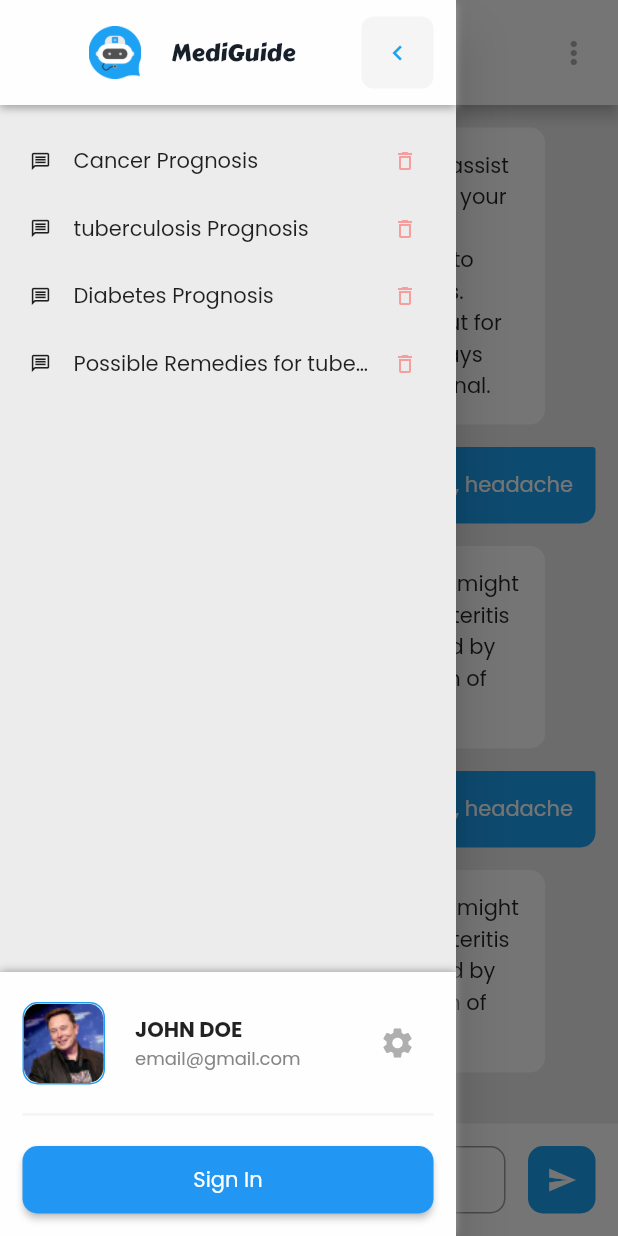
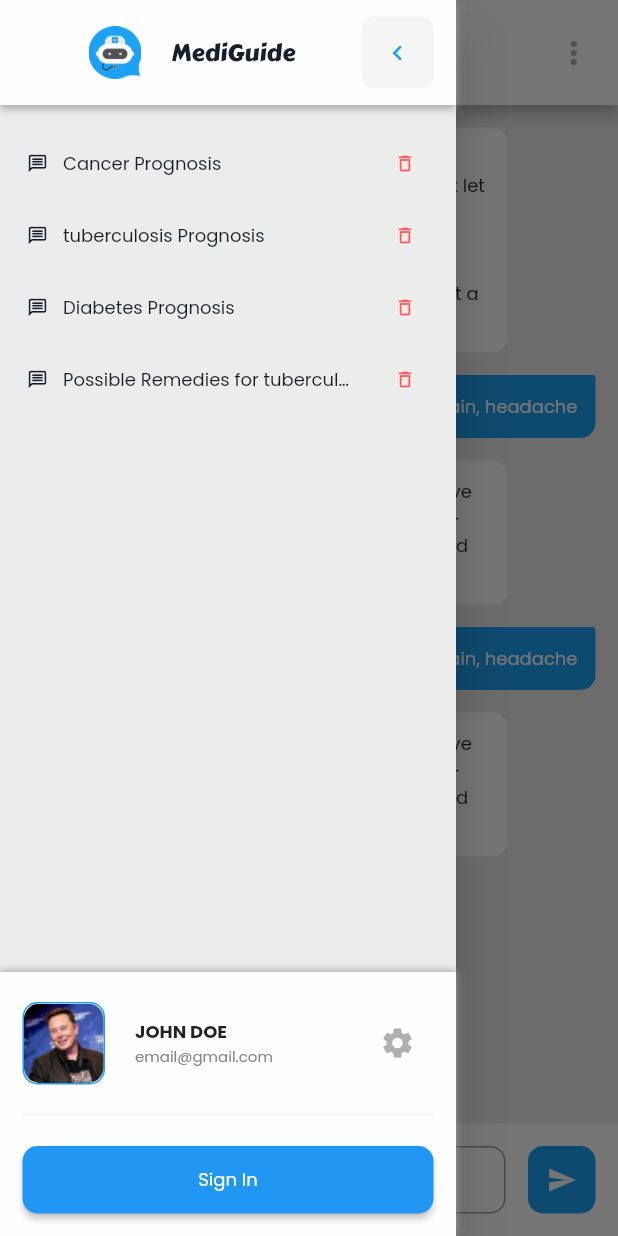
Before and after one commit to CSjianbel/MediGuide, a Flutter app: the screen it shows after launch, with the side drawer open, on a phone screen of 412 x 824 dp. Run offline on Flutter 3.47's test engine with Material 2 defaults, Android fonts, the phone set to English and light mode, and no system bars; our stand-ins replace shared_preferences.

Commit message:
feat: added ui responsiveness

```diff
--- a/mediguide/lib/main.dart
+++ b/mediguide/lib/main.dart
@@ -11,7 +11,6 @@
   ),
 );
 
-
 class MyApp extends StatelessWidget {
   const MyApp({super.key});
 
@@ -21,11 +20,12 @@
     final themeManager = Provider.of<ThemeManager>(context);
 
     return MaterialApp(
-      title: 'Flutter Demo',
-      theme: lightTheme,
-      darkTheme: darkTheme,
-      themeMode: themeManager.themeMode,
-      home: const SplashScreen()
+        debugShowCheckedModeBanner: false,
+        title: 'MediGuide',
+        theme: lightTheme,
+        darkTheme: darkTheme,
+        themeMode: themeManager.themeMode,
+        home: const SplashScreen()
     );
   }
 }
--- a/mediguide/lib/presentation/screens/chat_screen.dart
+++ b/mediguide/lib/presentation/screens/chat_screen.dart
@@ -74,7 +74,7 @@
               constraints: BoxConstraints(
                 maxWidth: screenWidth * 0.7, // Set the maximum width here
               ),
-              padding: const EdgeInsets.all(15.0),
+              padding: const EdgeInsets.all(12.0),
               decoration: const BoxDecoration(
                 color: accentColor,
                 borderRadius: BorderRadius.only(
@@ -88,7 +88,7 @@
                 message,
                 style: const TextStyle(
                     fontFamily: 'Poppins',
-                    fontSize: 14,
+                    fontSize: 12,
                     color: lightForeground),
               ),
             ),
@@ -119,14 +119,17 @@
         child: Row(
           crossAxisAlignment: CrossAxisAlignment.start,
           children: [
-            Image.asset("assets/images/Logo.png",
-                width: 40, height: 40, fit: BoxFit.fitWidth),
-            const SizedBox(width: 20.0),
+            Padding(
+              padding: EdgeInsets.only(top: 5),
+              child: Image.asset("assets/images/Logo.png",
+                  width: 25, height: 25, fit: BoxFit.fitWidth),
+            ),
+            const SizedBox(width: 10.0),
             Container(
               constraints: BoxConstraints(
                 maxWidth: screenWidth * 0.7, // Set the maximum width here
               ),
-              padding: const EdgeInsets.all(15.0),
+              padding: const EdgeInsets.all(12.0),
               decoration: BoxDecoration(
                 color: currentTheme.appBarTheme.backgroundColor,
                 borderRadius: const BorderRadius.only(
@@ -138,7 +141,7 @@
               ),
               child: Text(
                 message,
-                style: const TextStyle(fontFamily: 'Poppins', fontSize: 14),
+                style: const TextStyle(fontFamily: 'Poppins', fontSize: 12),
               ),
             ),
           ],
@@ -208,7 +211,7 @@
             child:
                 // Show chat history
                 ListView(
-              padding: EdgeInsets.symmetric(horizontal: 5, vertical: 15),
+              padding: const EdgeInsets.symmetric(horizontal: 5, vertical: 15),
               children: <Widget>[
                 CustomChatHistoryTile(
                   title: "Cancer Prognosis",
@@ -308,11 +311,11 @@
                                 style: TextStyle(
                                     fontFamily: 'Poppins',
                                     fontWeight: FontWeight.bold,
-                                    fontSize: 14)),
+                                    fontSize: 12)),
                             Text("email@gmail.com",
                                 style: TextStyle(
                                     fontFamily: 'Poppins',
-                                    fontSize: 12,
+                                    fontSize: 10,
                                     color: Color(0xFF858585)))
                           ],
                         )
@@ -347,8 +350,7 @@
                   child: ElevatedButton(
                       style: ElevatedButton.styleFrom(
                         shape: RoundedRectangleBorder(
-                          borderRadius: BorderRadius.circular(
-                              10),
+                          borderRadius: BorderRadius.circular(10),
                         ),
                       ),
                       onPressed: () {
@@ -360,7 +362,7 @@
                       },
                       child: const Text("Sign In",
                           style:
-                              TextStyle(fontFamily: 'Poppins', fontSize: 14))),
+                              TextStyle(fontFamily: 'Poppins', fontSize: 12))),
                 )
               ],
             ),
@@ -370,6 +372,7 @@
     );
   }
 }
+
 
 class CustomChatHistoryTile extends StatelessWidget {
   final String title;
@@ -385,46 +388,45 @@
 
   @override
   Widget build(BuildContext context) {
-    return MouseRegion(
-      cursor: SystemMouseCursors.click,
-      child: GestureDetector(
-        onTap: onTap,
-        child: Container(
-          padding: const EdgeInsets.only(left: 15.0, right: 5.0),
-          width: double.infinity,
-          height: 45,
-          decoration: BoxDecoration(
-            borderRadius: BorderRadius.circular(10.0),
-          ),
+    final ThemeData currentTheme = ThemeUtils.getTheme(context);
+
+    return Padding(
+      padding: const EdgeInsets.symmetric(horizontal: 5),
       child: Row(
         mainAxisAlignment: MainAxisAlignment.spaceBetween,
         children: [
-              Flexible(
+          Expanded(
+            child: TextButton(
+              onPressed: () {
+                // Your onPressed logic here
+              },
+              style: TextButton.styleFrom(
+                backgroundColor: Colors.transparent,
+                elevation: 0,
+              ),
               child: Row(
                 children: [
-                    const Icon(Icons.message_outlined, size: 14),
-                    const SizedBox(width: 15),
-                    SizedBox(
-                      width: 200,
+                  Icon(Icons.message_outlined, size: 14, color: ThemeUtils.getForeground(currentTheme),),
+                  const SizedBox(width: 10.0), // Adjust spacing as needed
+                  Expanded(
                     child: Text(
                       title,
-                        style: const TextStyle(
-                            fontFamily: 'Poppins', fontSize: 14),
                       overflow: TextOverflow.ellipsis,
-                        maxLines: 1, // Limits text to one line
+                      maxLines: 1,
+                      style: TextStyle(fontFamily: 'Poppins', fontSize: 12, color: ThemeUtils.getForeground(currentTheme)),
                     ),
                   ),
                 ],
               ),
             ),
+          ),
           IconButton(
-                onPressed: onDelete,
-                icon: const Icon(Icons.delete_outline_outlined,
-                    size: 16, color: Color(0x88FF5959)),
-              ),
+            onPressed: () {
+              // delete button onPressed logic here
+            },
+            icon: const Icon(Icons.delete_outline_outlined, size: 14, color: Color(0xFFFF5959)),
+          )
         ],
-          ),
-        ),
       ),
     );
   }
@@ -462,7 +464,7 @@
             color: ThemeUtils.getForeground(currentTheme),
             fontFamily: 'Poppins',
             fontWeight: FontWeight.w400,
-            fontSize: 16,
+            fontSize: 14,
           ),
         ),
       ),
@@ -499,18 +501,18 @@
           itemBuilder: (context) => [
                 const PopupMenuItem(
                   value: MenuAction.deleteChat,
-                  padding: EdgeInsets.symmetric(horizontal: 20.0),
-                  child: Text('Delete Chat', style: TextStyle(fontSize: 14)),
+                  padding: EdgeInsets.symmetric(horizontal: 30.0),
+                  child: Text('Delete Chat', style: TextStyle(fontSize: 12)),
                 ),
                 const PopupMenuItem(
                   value: MenuAction.newChat,
-                  padding: EdgeInsets.symmetric(horizontal: 20.0),
-                  child: Text('New Chat', style: TextStyle(fontSize: 14)),
+                  padding: EdgeInsets.symmetric(horizontal: 30.0),
+                  child: Text('New Chat', style: TextStyle(fontSize: 12)),
                 ),
                 const PopupMenuItem(
                   value: MenuAction.settings,
-                  padding: EdgeInsets.symmetric(horizontal: 20.0),
-                  child: Text('Settings', style: TextStyle(fontSize: 14)),
+                  padding: EdgeInsets.symmetric(horizontal: 30.0),
+                  child: Text('Settings', style: TextStyle(fontSize: 12)),
                 ),
               ]),
     );
@@ -547,12 +549,12 @@
                   hintText: 'How are you feeling today?',
                   hintStyle: const TextStyle(
                     fontFamily: 'Poppins',
-                    fontSize: 14,
+                    fontSize: 12,
                   ),
                 ),
                 style: const TextStyle(
                   fontFamily: 'Poppins',
-                  fontSize: 14,
+                  fontSize: 12,
                 ),
               ),
             ),
--- a/mediguide/lib/presentation/widgets/settings.dart
+++ b/mediguide/lib/presentation/widgets/settings.dart
@@ -31,7 +31,7 @@
             child: Row(
               mainAxisAlignment: MainAxisAlignment.spaceBetween,
               children: [
-                const Text('Settings', style: TextStyle(fontFamily: 'Poppins', fontSize: 16)),
+                const Text('Settings', style: TextStyle(fontFamily: 'Poppins', fontSize: 14)),
                 IconButton(
                     onPressed: () {
                       Navigator.pop(context); // Close the dialog
@@ -47,7 +47,7 @@
           Row(
             mainAxisAlignment: MainAxisAlignment.spaceBetween,
             children: [
-              const Text('Toggle Theme'),
+              const Text('Toggle Theme', style: TextStyle(fontFamily: 'Poppins', fontSize: 12)),
               Switch(
                 value: themeManager.themeMode == ThemeMode.dark,
                 onChanged: (value) {
@@ -60,7 +60,7 @@
           Row(
             mainAxisAlignment: MainAxisAlignment.spaceBetween,
             children: [
-              const Text('Delete Data', style: TextStyle(fontFamily: 'Poppins')),
+              const Text('Delete Data', style: TextStyle(fontFamily: 'Poppins', fontSize: 12)),
               ElevatedButton(
                 style: ButtonStyle(
                   backgroundColor: MaterialStateProperty.all<Color>(const Color(0xFFFF5959))
```
Also changed, not shown: mediguide/lib/presentation/screens/sign_in_screen.dart (+25 -10 lines), mediguide/lib/presentation/screens/sign_up_screen.dart (+21 -6 lines), mediguide/lib/presentation/screens/splash_screen.dart (+13 -16 lines). Lines whose indentation alone changed are shown as unchanged.
